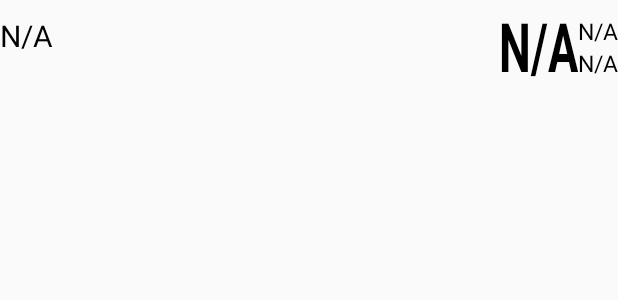
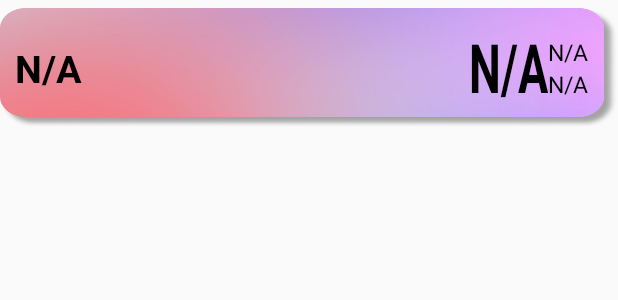
Before and after one commit to Pridudecool1211/laundrymanage, an Android app: the layout laundryitemlayout.xml on its own in the app's theme, with its tools: preview values and no code run, on a phone screen of 412 x 824 dp. Shown: the top 300 px of the screen. Run offline under Robolectric (Android 15) with nearby library versions, the phone set to English and light mode, and no system bars.

Commit message:
17th commit

```diff
--- a/app/src/main/res/layout/laundryitemlayout.xml
+++ b/app/src/main/res/layout/laundryitemlayout.xml
@@ -6,15 +6,27 @@
     android:orientation = "vertical"
     android:layout_width="match_parent"
     android:layout_height="wrap_content"
-    android:layout_marginTop="10dp"
-    android:layout_marginBottom="10dp">>
+    android:layout_marginTop="5dp"
+    android:layout_marginBottom="5dp"
+    >
 
     <LinearLayout
         android:layout_width="match_parent"
-        android:layout_height="wrap_content"
+        android:layout_height="80dp"
         android:id="@+id/llnmain"
         android:orientation="horizontal"
-        android:layout_margin="0dp">
+        android:layout_margin="0dp"
+        android:paddingLeft="10dp"
+        android:paddingRight="20dp"
+        android:background="@drawable/rect3">
+
+        <LinearLayout
+            android:layout_width="0dp"
+            android:layout_height="wrap_content"
+            android:layout_weight="1"
+            android:orientation="vertical"
+            android:layout_gravity="center">
+
 
         <TextView
             android:layout_width="wrap_content"
@@ -23,8 +35,12 @@
 
             android:textColor="#000"
             android:id="@+id/textview1"
-            android:textSize="20sp"
+            android:textSize="25sp"
+            android:textStyle="bold"
             android:layout_weight="1"/>
+
+
+        </LinearLayout>
         <LinearLayout
             android:layout_width="0dp"
             android:layout_height="wrap_content"
```
Also changed, not shown: app/src/main/java/com/example/laundry_manage/MenuitemRVAdapter.java (+10 -1 lines), app/src/main/res/layout/activity_main.xml (+5 -2 lines), app/src/main/res/drawable/rect1.png (added), app/src/main/res/drawable/rect10.png (added), app/src/main/res/drawable/rect2.png (added), app/src/main/res/drawable/rect3.png (added), app/src/main/res/drawable/rect4.png (added), app/src/main/res/drawable/rect5.png (added), app/src/main/res/drawable/rect6.png (added), app/src/main/res/drawable/rect7.png (added), app/src/main/res/drawable/rect8.png (added), app/src/main/res/drawable/rect9.png (added).
